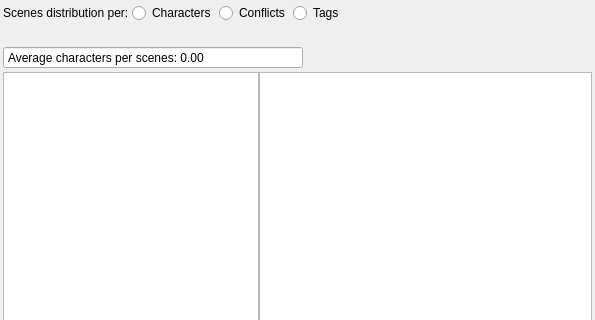
Above: ui/scene_dstribution_widget.ui from zkovari/plotlyst before the change; both pictures show x 0 to 595 and y 0 to 320 of the 595 by 501 pixel window. Below: the same form after it.
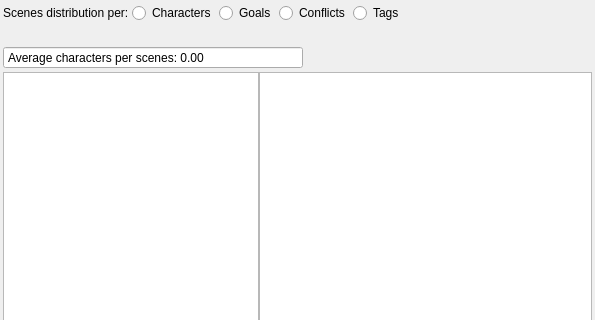
That is the form after the change.

Commit message: Add goal scene distribution model

Patch:
```diff
--- a/ui/scene_dstribution_widget.ui
+++ b/ui/scene_dstribution_widget.ui
@@ -63,6 +63,16 @@
        </property>
       </widget>
      </item>
+     <item>
+      <widget class="QRadioButton" name="btnGoals">
+       <property name="cursor">
+        <cursorShape>PointingHandCursor</cursorShape>
+       </property>
+       <property name="text">
+        <string>Goals</string>
+       </property>
+      </widget>
+     </item>
      <item alignment="Qt::AlignLeft">
       <widget class="QRadioButton" name="btnConflicts">
        <property name="cursor">
```
The commit also changes 3 other files.
